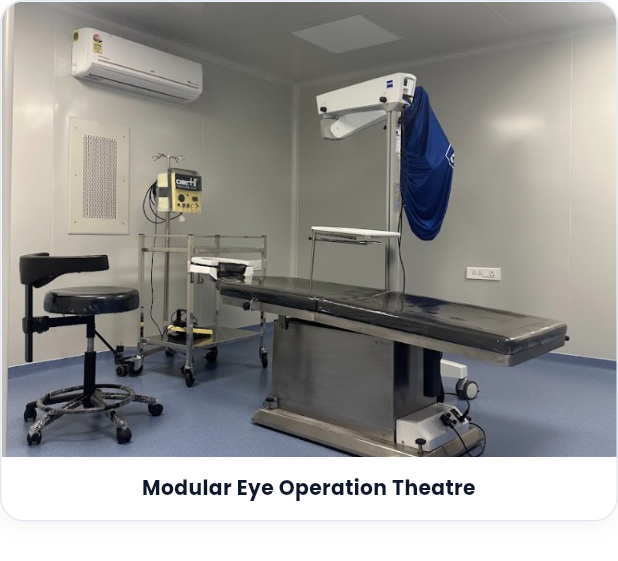
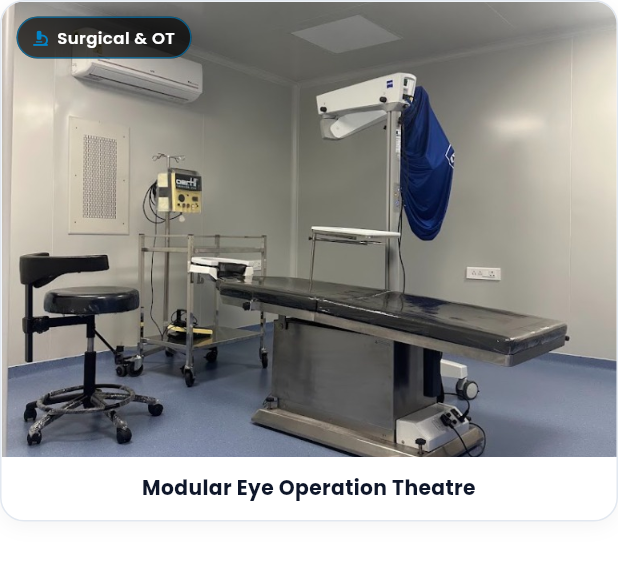
Before and after one commit to rashmi-ranjan-sahoo-dev/rainbow, a Flutter app: the _SimplifiedGalleryCard widget shown alone on an empty page, opened directly with sample values from the repository, on a phone screen of 412 x 824 dp. Shown: the top 561 px of the screen. Run offline on Flutter 3.47's test engine with Material 3 defaults, Android fonts, the phone set to English and light mode, and no system bars; our stand-ins replace flutter_animate, font_awesome_flutter, google_fonts, visibility_detector; missing offline and left inert: dart:html, dart:ui_web.

Commit message:
Add category tag badges to gallery cards for distinct follow-up category showcase on mobile and desktop

```diff
--- a/lib/features/home/widgets/gallery/gallery_section.dart
+++ b/lib/features/home/widgets/gallery/gallery_section.dart
@@ -449,6 +449,44 @@ class _SimplifiedGalleryCardState extends State<_SimplifiedGalleryCard> {
                         ),
                       ),
 
+                      // Category Tag Badge (e.g., Surgical & OT, Diagnostics, Patient Recovery...)
+                      Positioned(
+                        top: 10,
+                        left: 10,
+                        child: Container(
+                          padding: const EdgeInsets.symmetric(horizontal: 10, vertical: 5),
+                          decoration: BoxDecoration(
+                            color: Colors.black.withValues(alpha: 0.70),
+                            borderRadius: BorderRadius.circular(20),
+                            border: Border.all(
+                              color: widget.item.category.color.withValues(alpha: 0.6),
+                              width: 1,
+                            ),
+                          ),
+                          child: Row(
+                            mainAxisSize: MainAxisSize.min,
+                            children: [
+                              FaIcon(
+                                widget.item.category.icon,
+                                size: 10,
+                                color: widget.item.category.color,
+                              ),
+                              const SizedBox(width: 6),
+                              Text(
+                                widget.item.category.title,
+                                style: const TextStyle(
+                                  fontFamily: 'Poppins',
+                                  color: Colors.white,
+                                  fontSize: 11,
+                                  fontWeight: FontWeight.w600,
+                                  letterSpacing: 0.3,
+                                ),
+                              ),
+                            ],
+                          ),
+                        ),
+                      ),
+
                       // Subtle hover zoom icon
                       Positioned(
                         top: 10,
```
